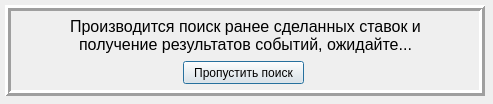
HiddenJang/Xperiment2, file Client UI/components/templates/bets_checking_window_template.ui: the form before one commit.
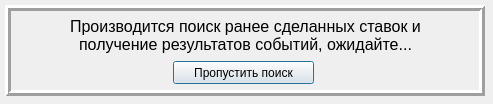
The form after the commit.

Diff of the .ui file:
```diff
--- a/Client UI/components/templates/bets_checking_window_template.ui
+++ b/Client UI/components/templates/bets_checking_window_template.ui
@@ -65,9 +65,9 @@
    <widget class="QPushButton" name="pushButton_skipBetsCheking">
     <property name="geometry">
      <rect>
-      <x>178</x>
+      <x>168</x>
       <y>56</y>
-      <width>121</width>
+      <width>141</width>
       <height>23</height>
      </rect>
     </property>
```
